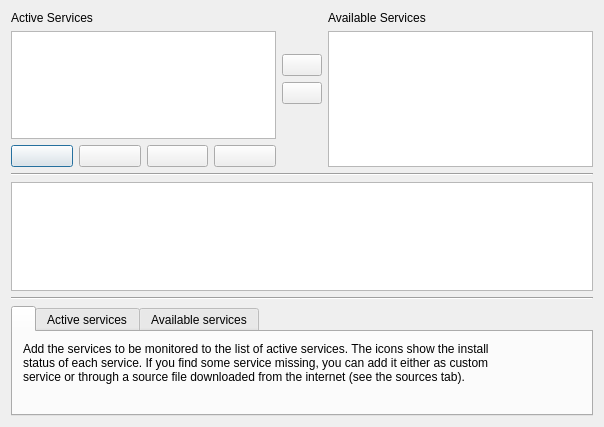
The window that contents/code/dialogs/Services.ui (mbleichner/service-monitor) describes before a commit, drawn with Qt 5.
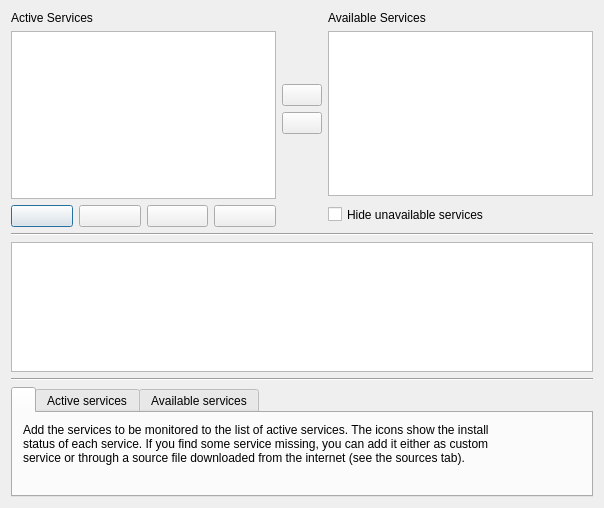
The same window after the commit. Icons and pictures are not drawn.

Commit message: added checkbox to hide unavailable services

Patch:
```diff
--- a/contents/code/dialogs/Services.ui
+++ b/contents/code/dialogs/Services.ui
@@ -7,7 +7,7 @@
     <x>0</x>
     <y>0</y>
     <width>604</width>
-    <height>427</height>
+    <height>508</height>
    </rect>
   </property>
   <property name="windowTitle">
@@ -171,6 +171,25 @@
          </property>
         </widget>
        </item>
+       <item>
+        <widget class="QCheckBox" name="hideUnavailableCheckBox">
+         <property name="minimumSize">
+          <size>
+           <width>0</width>
+           <height>25</height>
+          </size>
+         </property>
+         <property name="maximumSize">
+          <size>
+           <width>16777215</width>
+           <height>25</height>
+          </size>
+         </property>
+         <property name="text">
+          <string>Hide unavailable services</string>
+         </property>
+        </widget>
+       </item>
       </layout>
      </item>
     </layout>
@@ -194,11 +213,17 @@
       <bool>true</bool>
      </property>
      <property name="sizePolicy">
-      <sizepolicy hsizetype="Expanding" vsizetype="Maximum">
+      <sizepolicy hsizetype="Expanding" vsizetype="Fixed">
        <horstretch>0</horstretch>
        <verstretch>0</verstretch>
       </sizepolicy>
      </property>
+     <property name="maximumSize">
+      <size>
+       <width>16777215</width>
+       <height>130</height>
+      </size>
+     </property>
      <property name="styleSheet">
       <string notr="true"/>
      </property>
```
Left out of the diff: 1 changed line with no effect on the pictures. The commit also changes 6 other files.
